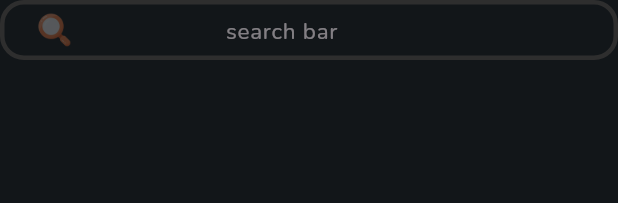
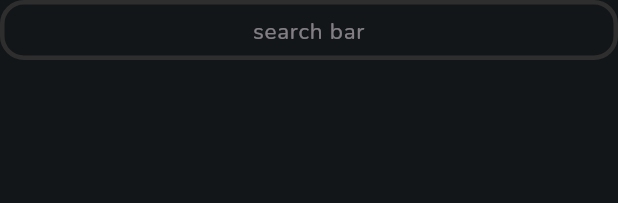
Before and after one commit to jesse51002/Flutter-Squillo, a Flutter app: the RecipesSearchBar widget shown alone on an empty page, opened directly, on a phone screen of 412 x 824 dp. Shown: the top 203 px of the screen. Run offline on Flutter 3.47's test engine with Material 3 defaults, Android fonts, the phone set to English and light mode, and no system bars; our stand-ins replace dio, equatable, flutter_bloc, get_it; network calls fail.

Commit message:
Finished personal recipe page

```diff
--- a/lib/features/personal_recipes/presentation/widgets/recipes_search_bar.dart
+++ b/lib/features/personal_recipes/presentation/widgets/recipes_search_bar.dart
@@ -3,40 +3,24 @@ import 'package:squillo/core/constants/design_constants.dart';
 
 /// Search bar widget for filtering recipes.
 ///
-/// Displays a text field with a search icon that disappears when typing starts.
-/// The icon is overlaid and doesn't affect text centering.
-class RecipesSearchBar extends StatefulWidget {
+/// Displays a centered text field for searching recipes.
+class RecipesSearchBar extends StatelessWidget {
   /// Callback when the search query changes
   final ValueChanged<String> onSearchChanged;
 
   const RecipesSearchBar({super.key, required this.onSearchChanged});
 
   @override
-  State<RecipesSearchBar> createState() => _RecipesSearchBarState();
-}
-
-class _RecipesSearchBarState extends State<RecipesSearchBar> {
-  bool _isTyping = false;
-
-  void _handleTextChanged(String value) {
-    setState(() {
-      _isTyping = value.isNotEmpty;
-    });
-    widget.onSearchChanged(value);
-  }
-
-  @override
   Widget build(BuildContext context) {
     return SizedBox(
       height: 40,
-      child: Stack(
-        alignment: Alignment.centerLeft,
-        children: [
-          TextField(
-            onChanged: _handleTextChanged,
+      child: TextField(
+        onChanged: onSearchChanged,
         style: const TextStyle(color: DesignConstants.text),
         textAlign: TextAlign.center,
         textAlignVertical: TextAlignVertical.center,
+        keyboardType: TextInputType.text,
+        textInputAction: TextInputAction.search,
         decoration: InputDecoration(
           hintText: 'search bar',
           hintStyle: TextStyle(
@@ -45,7 +29,8 @@ class _RecipesSearchBarState extends State<RecipesSearchBar> {
           ),
           filled: false,
           fillColor: DesignConstants.background,
-              suffixIcon: const SizedBox.shrink(),
+          contentPadding: const EdgeInsets.symmetric(vertical: 10),
+          isDense: true,
           border: OutlineInputBorder(
             borderRadius: BorderRadius.circular(
               DesignConstants.buttonRadius,
@@ -75,22 +60,6 @@ class _RecipesSearchBarState extends State<RecipesSearchBar> {
           ),
         ),
       ),
-          if (!_isTyping)
-            Positioned(
-              left: 24,
-              child: IgnorePointer(
-                child: Opacity(
-                  opacity: 0.3,
-                  child: Image.asset(
-                    'assets/icons/orange_magnifying_glass.png',
-                    width: 24,
-                    height: 24,
-                  ),
-                ),
-              ),
-            ),
-        ],
-      ),
     );
   }
 }
```
Also changed, not shown: lib/features/personal_recipes/presentation/screens/personal_recipes_screen.dart (+5 -4 lines), lib/features/personal_recipes/presentation/widgets/recipe_card.dart (+18 -35 lines). Lines whose indentation alone changed are shown as unchanged.
